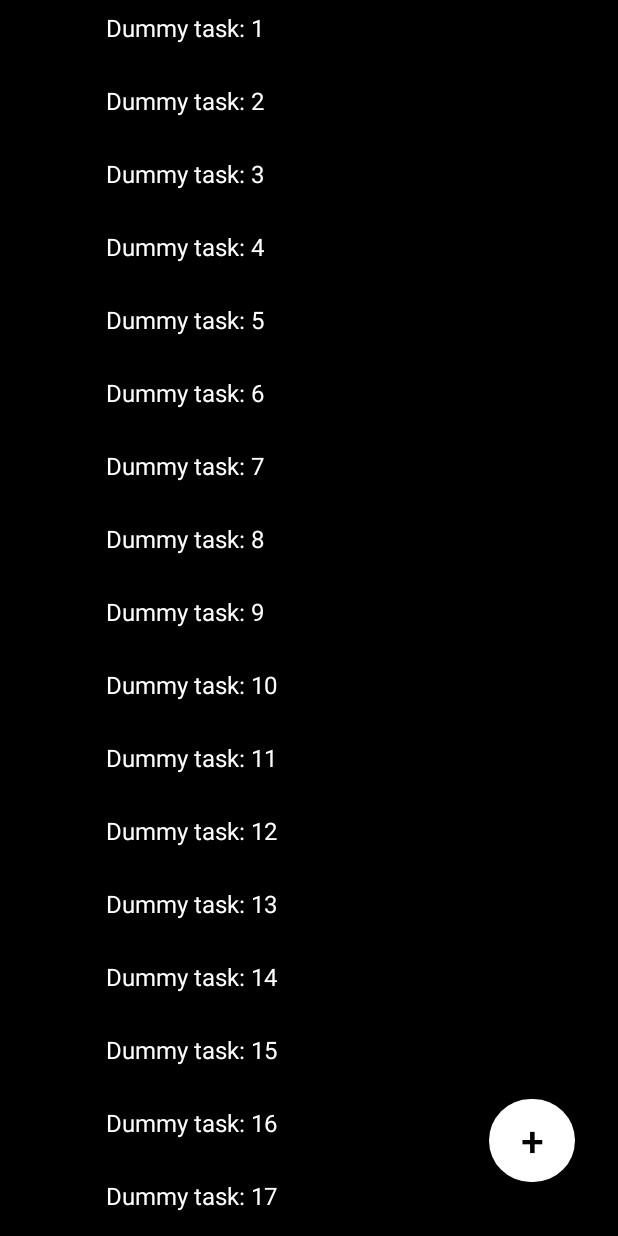
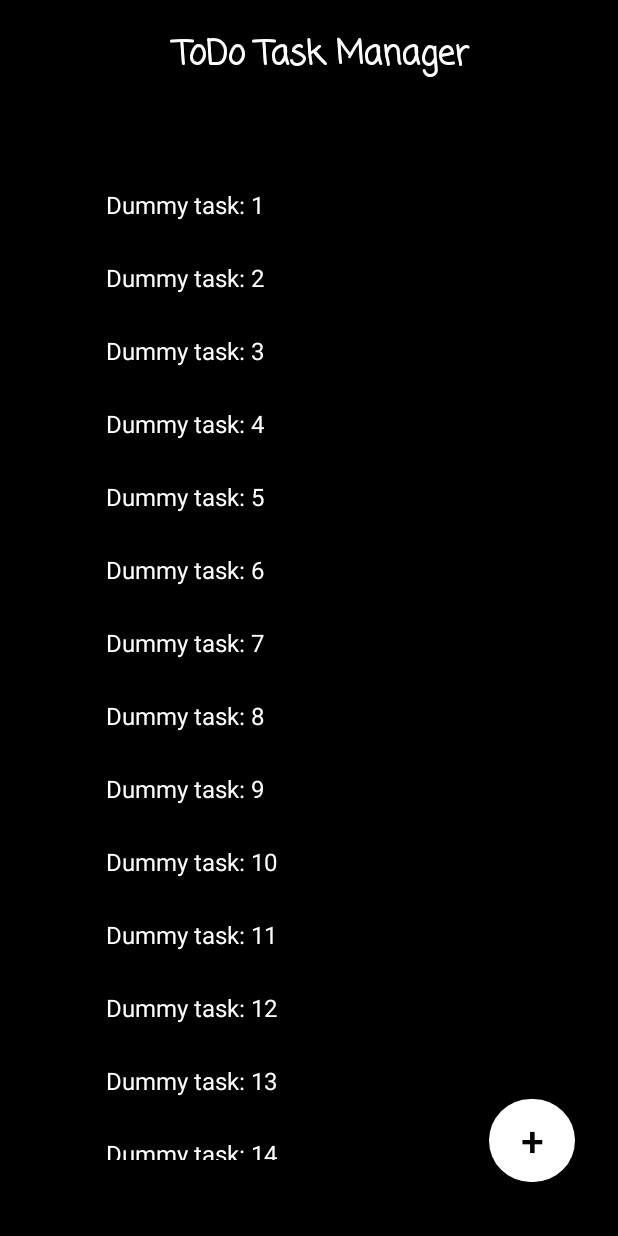
Before and after one commit to amalgir/todo-task-manager-app, an Android app: the screen it shows after launch (MainActivity), on a phone screen of 412 x 824 dp. Run offline under Robolectric (Android 15) with nearby library versions, the phone set to English and light mode, and no system bars.

Commit message:
feat: Add toolbar for main activity

```diff
--- a/app/src/main/java/com/example/todo_task_manager/MainActivity.java
+++ b/app/src/main/java/com/example/todo_task_manager/MainActivity.java
@@ -2,6 +2,7 @@ package com.example.todo_task_manager;
 
 import androidx.annotation.NonNull;
 import androidx.appcompat.app.AppCompatActivity;
+import androidx.appcompat.widget.Toolbar;
 import androidx.recyclerview.widget.DefaultItemAnimator;
 import androidx.recyclerview.widget.ItemTouchHelper;
 import androidx.recyclerview.widget.LinearLayoutManager;
@@ -22,6 +23,8 @@ public class MainActivity extends AppCompatActivity {
     protected void onCreate(Bundle savedInstanceState) {
         super.onCreate(savedInstanceState);
         setContentView(R.layout.activity_main);
+        Toolbar toolbar = findViewById(R.id.MainToolbar);
+        setSupportActionBar(toolbar);
 
         recyclerView = findViewById(R.id.recyclerView1);
         taskCategoryList = new ArrayList<>();
--- a/app/src/main/java/com/example/todo_task_manager/NewTaskActivity.java
+++ b/app/src/main/java/com/example/todo_task_manager/NewTaskActivity.java
@@ -111,7 +111,7 @@ public class NewTaskActivity extends AppCompatActivity {
     private void setTaskInfo(String[] stringArray){
         if (stringArray.length > 0){
             for (String s : stringArray) {
-                taskList.add(new TaskCategory('\u23FA' + "    " + s));
+                taskList.add(new TaskCategory('\u25cf' + "    " + s));
             }
         }
     }
--- a/app/src/main/res/layout/activity_main.xml
+++ b/app/src/main/res/layout/activity_main.xml
@@ -7,14 +7,42 @@
     android:background="@color/black"
     tools:context=".MainActivity">
 
+    <androidx.appcompat.widget.Toolbar
+        android:id="@+id/MainToolbar"
+        android:layout_width="0dp"
+        android:layout_height="wrap_content"
+        android:layout_marginTop="5dp"
+        android:layout_marginBottom="646dp"
+        android:background="?attr/colorPrimary"
+        android:minHeight="?attr/actionBarSize"
+        android:theme="?attr/actionBarTheme"
+        app:layout_constraintBottom_toBottomOf="parent"
+        app:layout_constraintEnd_toEndOf="parent"
+        app:layout_constraintHorizontal_bias="0.0"
+        app:layout_constraintStart_toStartOf="parent"
+        app:layout_constraintTop_toTopOf="parent"
+        app:layout_constraintVertical_bias="0.034">
+
+        <TextView
+            android:layout_width="match_parent"
+            android:layout_height="match_parent"
+            android:fontFamily="casual"
+            android:text="@string/app_name"
+            android:textAlignment="center"
+            android:textColor="@color/white"
+            android:textSize="22sp"
+            android:textStyle="bold" />
+    </androidx.appcompat.widget.Toolbar>
+
     <androidx.recyclerview.widget.RecyclerView
         android:id="@+id/recyclerView1"
-        android:layout_width="match_parent"
-        android:layout_height="match_parent"
+        android:layout_width="396dp"
+        android:layout_height="655dp"
+        android:layout_marginTop="1dp"
         app:layout_constraintBottom_toBottomOf="parent"
         app:layout_constraintEnd_toEndOf="parent"
         app:layout_constraintStart_toStartOf="parent"
-        app:layout_constraintTop_toTopOf="parent" />
+        app:layout_constraintTop_toBottomOf="@+id/MainToolbar" />
 
     <android.widget.Button
         android:id="@+id/plusButton"
```
